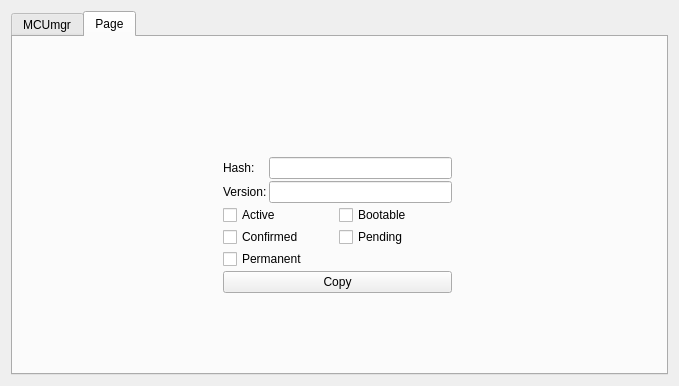
thedjnK/AuTerm, file plugins/mcumgr/form.ui: the form before one commit.
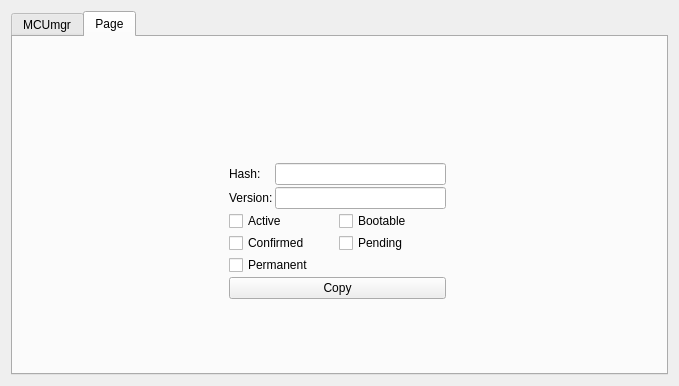
The form after the commit. The open tabs and pages were chosen to show the change.

Commit message: plugins: mcumgr: Fix missing border of img state details

Diff of the .ui file:
```diff
--- a/plugins/mcumgr/form.ui
+++ b/plugins/mcumgr/form.ui
@@ -1201,6 +1201,18 @@
         <property name="spacing">
          <number>2</number>
         </property>
+        <property name="leftMargin">
+         <number>6</number>
+        </property>
+        <property name="topMargin">
+         <number>6</number>
+        </property>
+        <property name="rightMargin">
+         <number>6</number>
+        </property>
+        <property name="bottomMargin">
+         <number>6</number>
+        </property>
         <item>
          <layout class="QFormLayout" name="formLayout">
           <property name="fieldGrowthPolicy">
```
Left out of the diff: 2 changed lines with no effect on the pictures. The commit also changes 1 other file.
